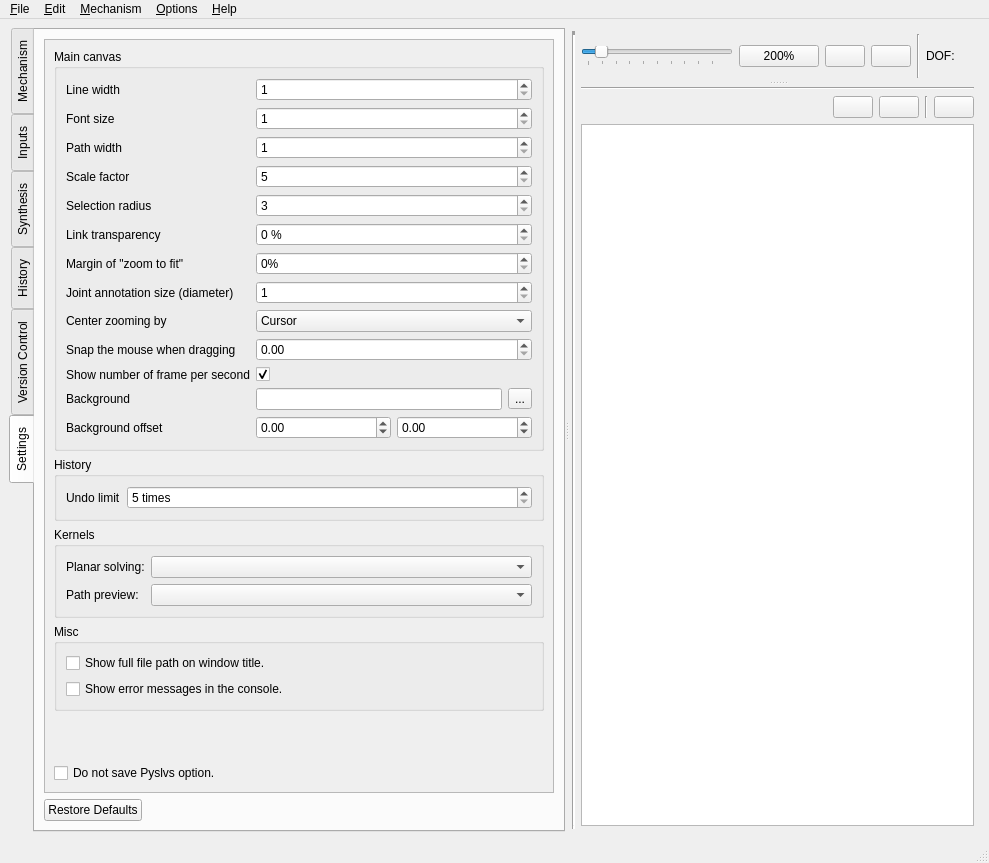
The window that core/main.ui (KmolYuan/Pyslvs-UI) describes before a commit, drawn with Qt 5.
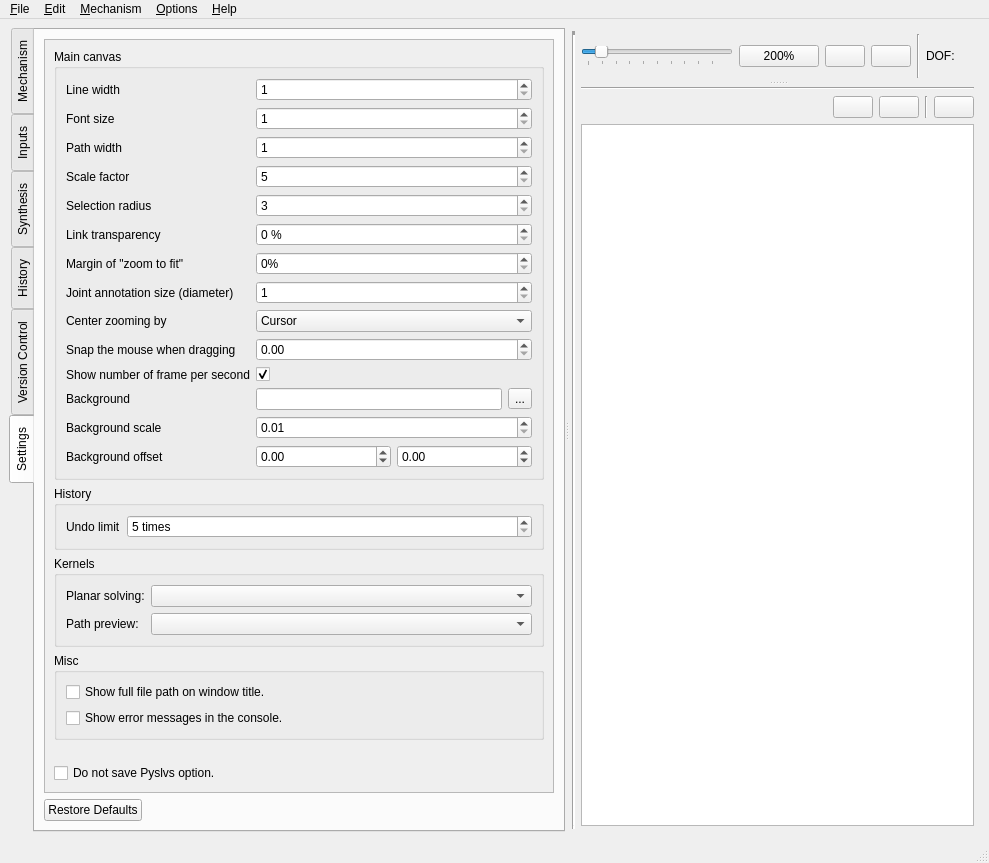
The same window after the commit. The open tabs and pages were chosen to show the change. Icons and pictures are not drawn.

Commit message: Background settings improvement.

```diff
--- a/core/main.ui
+++ b/core/main.ui
@@ -542,7 +542,7 @@
                  <rect>
                   <x>0</x>
                   <y>0</y>
-                  <width>450</width>
+                  <width>466</width>
                   <height>747</height>
                  </rect>
                 </property>
@@ -774,14 +774,14 @@
                       </item>
                      </layout>
                     </item>
-                    <item row="13" column="0">
+                    <item row="14" column="0">
                      <widget class="QLabel" name="background_offset_label">
                       <property name="text">
                        <string>Background offset</string>
                       </property>
                      </widget>
                     </item>
-                    <item row="13" column="1">
+                    <item row="14" column="1">
                      <layout class="QHBoxLayout" name="background_offset_layout">
                       <item>
                        <widget class="QDoubleSpinBox" name="background_offset_x_option">
@@ -805,6 +805,26 @@
                       </item>
                      </layout>
                     </item>
+                    <item row="13" column="0">
+                     <widget class="QLabel" name="background_scale_label">
+                      <property name="text">
+                       <string>Background scale</string>
+                      </property>
+                     </widget>
+                    </item>
+                    <item row="13" column="1">
+                     <widget class="QDoubleSpinBox" name="background_scale_option">
+                      <property name="minimum">
+                       <double>0.010000000000000</double>
+                      </property>
+                      <property name="maximum">
+                       <double>10.000000000000000</double>
+                      </property>
+                      <property name="singleStep">
+                       <double>0.020000000000000</double>
+                      </property>
+                     </widget>
+                    </item>
                    </layout>
                   </widget>
                  </item>
```
The commit also changes 6 other files.
